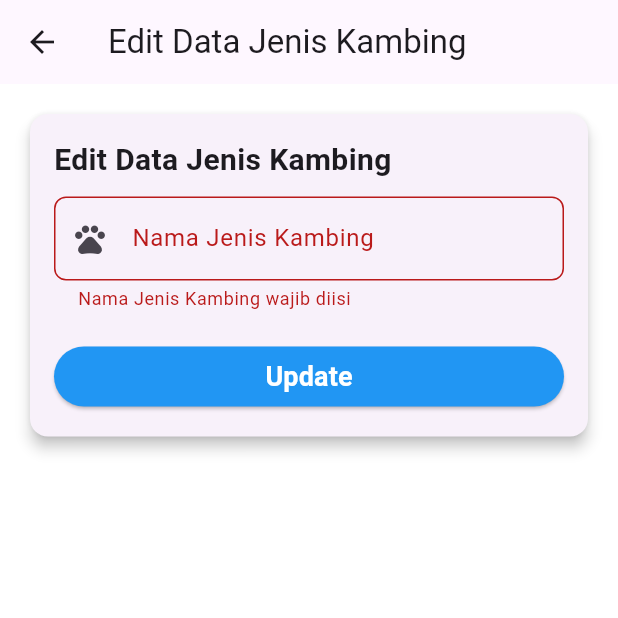
After one commit to rizalfahlevi8/fanchip-mobile, a Flutter app: the UpdatejenisPage screen opened by its route, after a tap on "Update", on a phone screen of 412 x 824 dp, the top half of it. The commit adds this screen. Run offline on Flutter 3.47's test engine with Material 3 defaults, Android fonts, the phone set to English and light mode, and no system bars; our stand-ins replace shared_preferences; accounts and stored records are empty; network calls fail.

Commit message:
menambahkan crud jenis

```diff
--- /dev/null
+++ b/lib/screen/jenis/updateJenis_page.dart
@@ -0,0 +1,147 @@
+import 'package:flutter/material.dart';
+import 'package:fanchip_mobile/components/button.dart';
+import 'package:fanchip_mobile/model/jenis_model.dart';
+import 'package:fanchip_mobile/services/jenis_service.dart';
+
+class UpdatejenisPage extends StatefulWidget {
+  const UpdatejenisPage({super.key});
+
+  @override
+  State<UpdatejenisPage> createState() => _UpdatejenisPageState();
+}
+
+class _UpdatejenisPageState extends State<UpdatejenisPage> {
+  final _formKey = GlobalKey<FormState>();
+  final _nameController = TextEditingController();
+
+  String? _jenisId;
+
+  final JenisService jenisService = JenisService();
+
+  @override
+  void initState() {
+    super.initState();
+    WidgetsBinding.instance.addPostFrameCallback((_) {
+      final args = ModalRoute.of(context)!.settings.arguments as List<dynamic>;
+      print(args.first);
+      if (args.isNotEmpty) {
+        _jenisId = args.first;
+        getJenisData(_jenisId!);
+      }
+    });
+  }
+
+  Future<void> getJenisData(String id) async {
+    final jenisData = await jenisService.getDataJenisId(id);
+    if (jenisData != null) {
+      setState(() {
+        _nameController.text = jenisData.nama ?? '';
+      });
+    }
+  }
+
+  @override
+  void dispose() {
+    _nameController.dispose();
+    super.dispose();
+  }
+
+  @override
+  Widget build(BuildContext context) {
+    return Scaffold(
+      appBar: AppBar(
+        title: const Text('Edit Data Jenis Kambing'),
+      ),
+      body: SingleChildScrollView(
+              child: Padding(
+                padding: const EdgeInsets.all(16),
+                child: SafeArea(
+                  child: Card(
+                    elevation: 4,
+                    shape: RoundedRectangleBorder(
+                      borderRadius: BorderRadius.circular(12),
+                    ),
+                    child: Padding(
+                      padding: const EdgeInsets.all(16),
+                      child: Column(
+                        crossAxisAlignment: CrossAxisAlignment.start,
+                        children: [
+                          const Text(
+                            'Edit Data Jenis Kambing',
+                            style: TextStyle(
+                              fontSize: 20,
+                              fontWeight: FontWeight.bold,
+                            ),
+                          ),
+                          const SizedBox(height: 10),
+                          Form(
+                            key: _formKey,
+                            child: Column(
+                              children: [
+                                // Input Nama Kambing
+                                TextFormField(
+                                  controller: _nameController,
+                                  keyboardType: TextInputType.name,
+                                  decoration: InputDecoration(
+                                    hintText: 'Nama Jenis Kambing',
+                                    labelText: 'Nama Jenis Kambing',
+                                    prefixIcon: const Icon(Icons.pets),
+                                    border: OutlineInputBorder(
+                                      borderRadius: BorderRadius.circular(8),
+                                    ),
+                                  ),
+                                  validator: (value) {
+                                    if (value == null || value.isEmpty) {
+                                      return 'Nama Jenis Kambing wajib diisi';
+                                    }
+                                    return null;
+                                  },
+                                ),
+                                const SizedBox(height: 20),
+                                Button(
+                                    width: double.infinity,
+                                    title: "Update",
+                                    disable: false,
+                                    onPressed: () async {
+                                      if (_formKey.currentState!.validate()) {
+                                        bool result =
+                                            await jenisService.updateJenis(
+                                                _jenisId!,
+                                                _nameController.text);
+
+                                        if (result) {
+                                          ScaffoldMessenger.of(context)
+                                              .showSnackBar(
+                                            const SnackBar(
+                                              content: Text(
+                                                  'Data berhasil diperbarui!'),
+                                              backgroundColor: Colors.green,
+                                            ),
+                                          );
+                                          Navigator.of(context)
+                                              .popAndPushNamed('/home');
+                                        } else {
+                                          ScaffoldMessenger.of(context)
+                                              .showSnackBar(
+                                            const SnackBar(
+                                              content:
+                                                  Text('Pembaruan data gagal!'),
+                                              backgroundColor: Colors.red,
+                                            ),
+                                          );
+                                        }
+                                      }
+                                    })
+                              ],
+                            ),
+                          ),
+                        ],
+                      ),
+                    ),
+                  ),
+                ),
+              ),
+            ),
+    );
+  }
+}
```
Also changed, not shown: lib/main.dart (+8 -2 lines), lib/screen/home_page.dart (+125 -8 lines), lib/screen/jenis/createJenis_page.dart (added, +138 -0 lines), lib/services/jenis_service.dart (+105 -0 lines).
